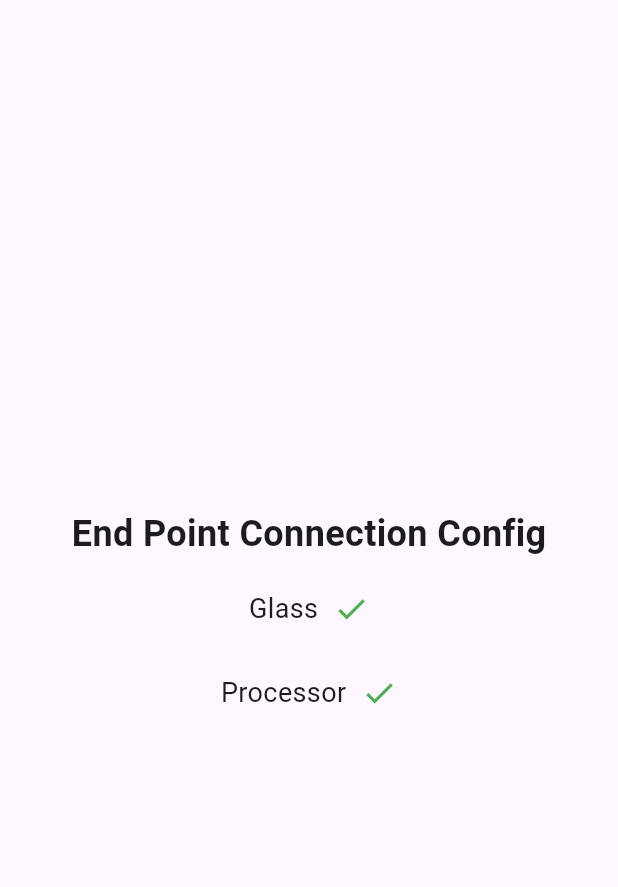
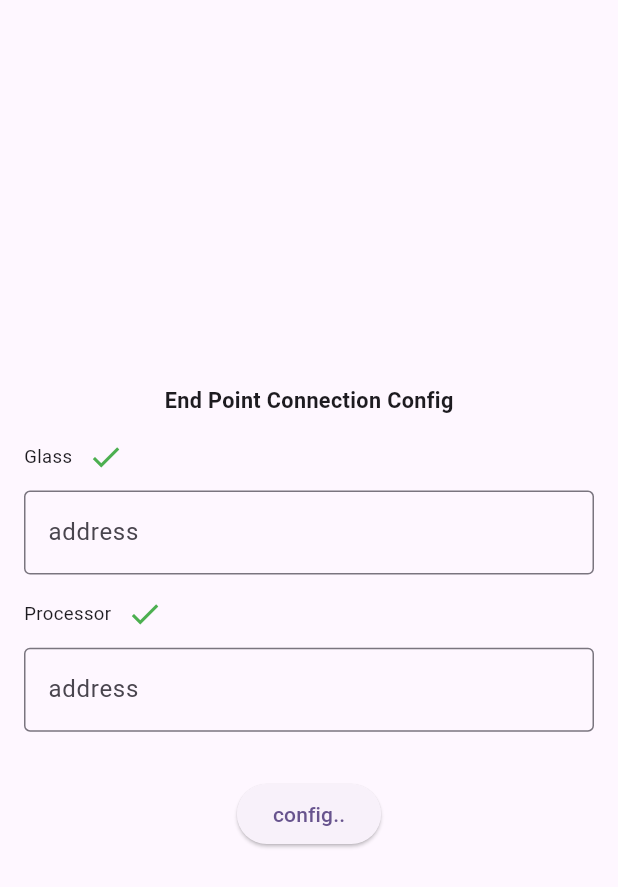
Before and after one commit to undefined-rainy-storm/capstone-research-flutter, a Flutter app: what build() shows on an empty page, opened directly, on a phone screen of 412 x 824 dp. Shown: the top 887 px of the screen. Run offline on Flutter 3.47's test engine with Material 3 defaults, Android fonts, the phone set to English and light mode, and no system bars; missing offline and left inert: qr_code_scanner.

Commit message:
Fix render issue on iOS(iPhone 15 Pro Max)

```diff
--- /dev/null
+++ b/capstone_research_flutter/lib/extensions/num.dart
@@ -0,0 +1,38 @@
+import 'package:flutter/material.dart';
+
+final _sizeCache = <num, Map<num, double>>{};
+
+extension ScreenDimension on num {
+  double ws(BuildContext context) {
+    final deviceWidth = MediaQuery.sizeOf(context).width;
+
+    if (_sizeCache.containsKey(deviceWidth) &&
+        _sizeCache[deviceWidth]!.containsKey(this)) {
+      return _sizeCache[deviceWidth]![this] as double;
+    }
+
+    if (!_sizeCache.containsKey(deviceWidth)) {
+      _sizeCache.addAll({deviceWidth: {}});
+    }
+
+    final value = deviceWidth * (this / 100);
+    _sizeCache[deviceWidth]!.addAll({this: value});
+
+    return value;
+  }
+
+  double pixelScale(BuildContext context) => (this / 4).ws(context);
+
+  double removeSpacingOnKeyboardVisible(BuildContext context) {
+    if (MediaQuery.maybeViewInsetsOf(context)!.bottom > 0) {
+      return this * 0;
+    }
+    return this * 1;
+  }
+
+  double addSpacingOnKeyboardVisible(BuildContext context) =>
+      this + MediaQuery.maybeViewInsetsOf(context)!.bottom;
+
+  double hs(BuildContext context) =>
+      MediaQuery.sizeOf(context).height * (this / 100);
+}
--- a/capstone_research_flutter/lib/widgets/_generated/_generated_main_screen.dart
+++ b/capstone_research_flutter/lib/widgets/_generated/_generated_main_screen.dart
@@ -5,7 +5,7 @@ void main() {
 }
 
 class MyApp extends StatelessWidget {
-  const MyApp({Key? key}) : super(key: key);
+  const MyApp({super.key});
 
   @override
   Widget build(BuildContext context) {
@@ -20,7 +20,7 @@ class MyApp extends StatelessWidget {
 }
 
 class ConnectionConfigScreen extends StatelessWidget {
-  const ConnectionConfigScreen({Key? key}) : super(key: key);
+  const ConnectionConfigScreen({super.key});
 
   @override
   Widget build(BuildContext context) {
@@ -73,22 +73,22 @@ class ConnectionConfigScreen extends StatelessWidget {
           ],
         ),
         const SizedBox(height: 10),
-        TextField(
-          decoration: const InputDecoration(
+        const TextField(
+          decoration: InputDecoration(
             labelText: 'Field 1',
             border: OutlineInputBorder(),
           ),
         ),
         const SizedBox(height: 10),
-        TextField(
-          decoration: const InputDecoration(
+        const TextField(
+          decoration: InputDecoration(
             labelText: 'Field 2',
             border: OutlineInputBorder(),
           ),
         ),
         const SizedBox(height: 10),
-        TextField(
-          decoration: const InputDecoration(
+        const TextField(
+          decoration: InputDecoration(
             labelText: 'Field 3',
             border: OutlineInputBorder(),
           ),
--- a/capstone_research_flutter/lib/widgets/_generated/_generated_qr_code_scanner.dart
+++ b/capstone_research_flutter/lib/widgets/_generated/_generated_qr_code_scanner.dart
@@ -4,7 +4,7 @@ import 'package:qr_code_scanner/qr_code_scanner.dart';
 void main() => runApp(const MyApp());
 
 class MyApp extends StatelessWidget {
-  const MyApp({Key? key}) : super(key: key);
+  const MyApp({super.key});
 
   @override
   Widget build(BuildContext context) {
@@ -20,7 +20,7 @@ class MyApp extends StatelessWidget {
 }
 
 class QRViewExample extends StatefulWidget {
-  const QRViewExample({Key? key}) : super(key: key);
+  const QRViewExample({super.key});
 
   @override
   _QRViewExampleState createState() => _QRViewExampleState();
--- a/capstone_research_flutter/lib/widgets/config_overview.dart
+++ b/capstone_research_flutter/lib/widgets/config_overview.dart
@@ -1,4 +1,5 @@
 import 'package:flutter/material.dart';
+import '../extensions/num.dart';
 
 class ConfigOverview {
   static Widget build(BuildContext context) {
@@ -9,40 +10,63 @@ class ConfigOverview {
                 child: Column(
                   mainAxisSize: MainAxisSize.min,
                   crossAxisAlignment: CrossAxisAlignment.center,
-                  children: [
-                    const Text(
+                  children: <Widget>[
+                    Text(
                       "End Point Connection Config",
-                      style:
-                          TextStyle(fontSize: 24, fontWeight: FontWeight.bold),
+                      style: TextStyle(
+                          fontSize: 14.pixelScale(context),
+                          fontWeight: FontWeight.bold),
                     ),
-                    const SizedBox(height: 20),
-                    ConfigOverview._buildGlassSection(),
-                    const SizedBox(height: 20),
-                    ConfigOverview._buildProcessorSection()
+                    SizedBox(
+                        height: 14
+                            .pixelScale(context)
+                            .addSpacingOnKeyboardVisible(context)),
+                    ConfigOverview._buildGlassSection(context),
+                    SizedBox(
+                        height: 14
+                            .pixelScale(context)
+                            .addSpacingOnKeyboardVisible(context)),
+                    ConfigOverview._buildProcessorSection(context),
+                    SizedBox(
+                      height: 30
+                          .pixelScale(context)
+                          .addSpacingOnKeyboardVisible(context),
+                    ),
+                    ElevatedButton(
+                      onPressed: () {
+                        // Add config action here
+                      },
+                      child: const Text("config.."),
+                    ),
                   ],
                 ))));
   }
 
-  static Widget _buildConnectionConfigSection(
-      String label, bool isConnected, List<Widget> fields) {
+  static Widget _buildConnectionConfigSection(String label, bool isConnected,
+      List<Widget> fields, BuildContext context) {
     return Column(
       crossAxisAlignment: CrossAxisAlignment.start,
-      children: [
+      children: <Widget>[
         Row(
           mainAxisSize: MainAxisSize.min,
-          children: [
+          children: <Widget>[
             Text(
               label,
-              style: const TextStyle(fontSize: 18),
+              style: TextStyle(fontSize: 12.pixelScale(context)),
             ),
-            const SizedBox(width: 10),
+            SizedBox(
+                width: 10
+                    .pixelScale(context)
+                    .addSpacingOnKeyboardVisible(context)),
             Icon(
               isConnected ? Icons.check : Icons.close,
               color: isConnected ? Colors.green : Colors.red,
             ),
           ],
         ),
-        const SizedBox(height: 10),
+        SizedBox(
+            height:
+                10.pixelScale(context).addSpacingOnKeyboardVisible(context)),
         Row(
           mainAxisAlignment: MainAxisAlignment.spaceBetween,
           mainAxisSize: MainAxisSize.min,
@@ -52,25 +76,35 @@ class ConfigOverview {
     );
   }
 
-  static Widget _buildGlassSection() {
-    return ConfigOverview._buildConnectionConfigSection('Glass', true, [
-      /*const TextField(
+  static Widget _buildGlassSection(BuildContext context) {
+    return ConfigOverview._buildConnectionConfigSection(
+        'Glass',
+        true,
+        [
+          const Flexible(
+              child: TextField(
             decoration: InputDecoration(
               labelText: 'address',
               border: OutlineInputBorder(),
             ),
-      )*/
-    ]);
+          ))
+        ],
+        context);
   }
 
-  static Widget _buildProcessorSection() {
-    return ConfigOverview._buildConnectionConfigSection('Processor', true, [
-      /*const TextField(
+  static Widget _buildProcessorSection(BuildContext context) {
+    return ConfigOverview._buildConnectionConfigSection(
+        'Processor',
+        true,
+        [
+          const Flexible(
+              child: TextField(
             decoration: InputDecoration(
               labelText: 'address',
               border: OutlineInputBorder(),
             ),
-      )*/
-    ]);
+          ))
+        ],
+        context);
   }
 }
```
Lines whose indentation alone changed are shown as unchanged.
